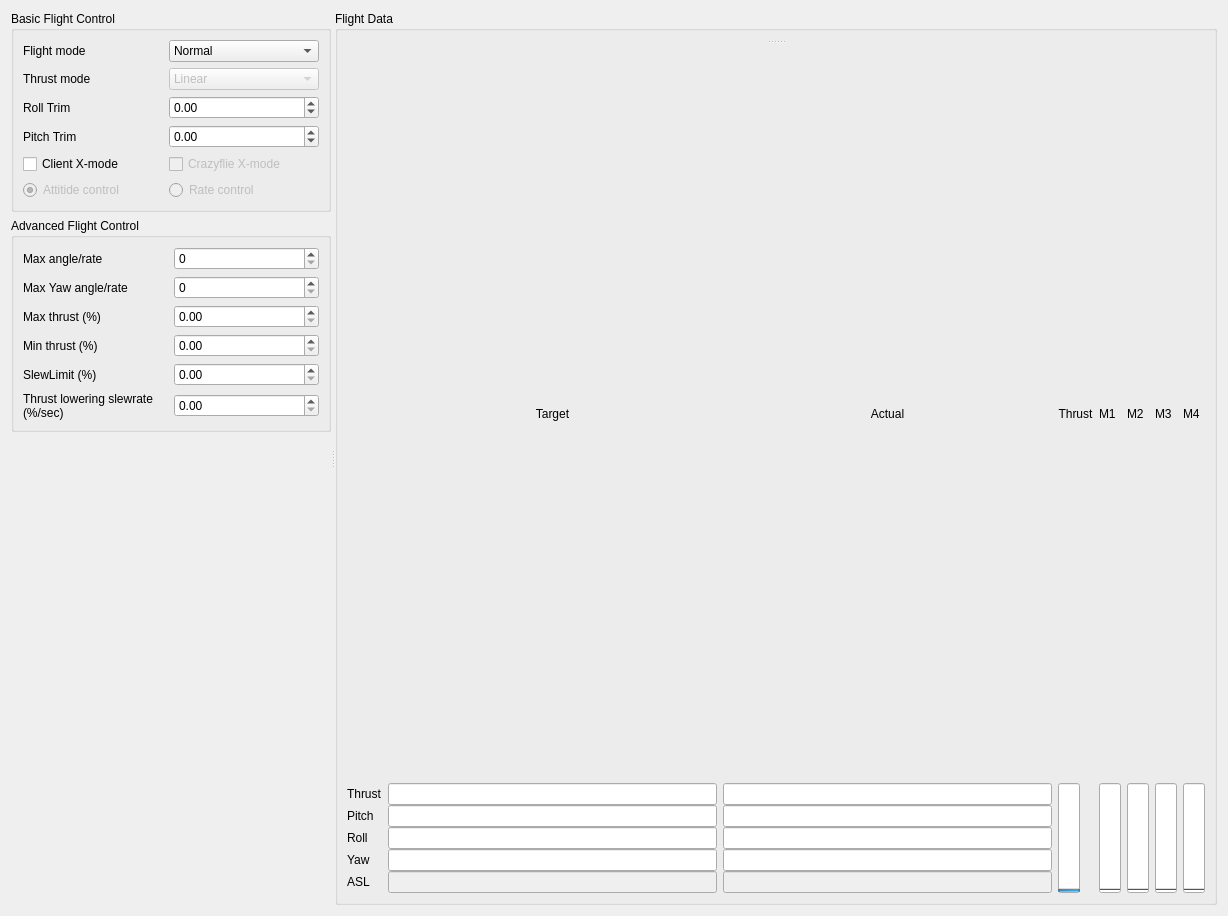
Above: client/lib/cfclient/ui/tabs/flightTab.ui from blandry/crazyflie-tools before the change. Below: the same form after it.
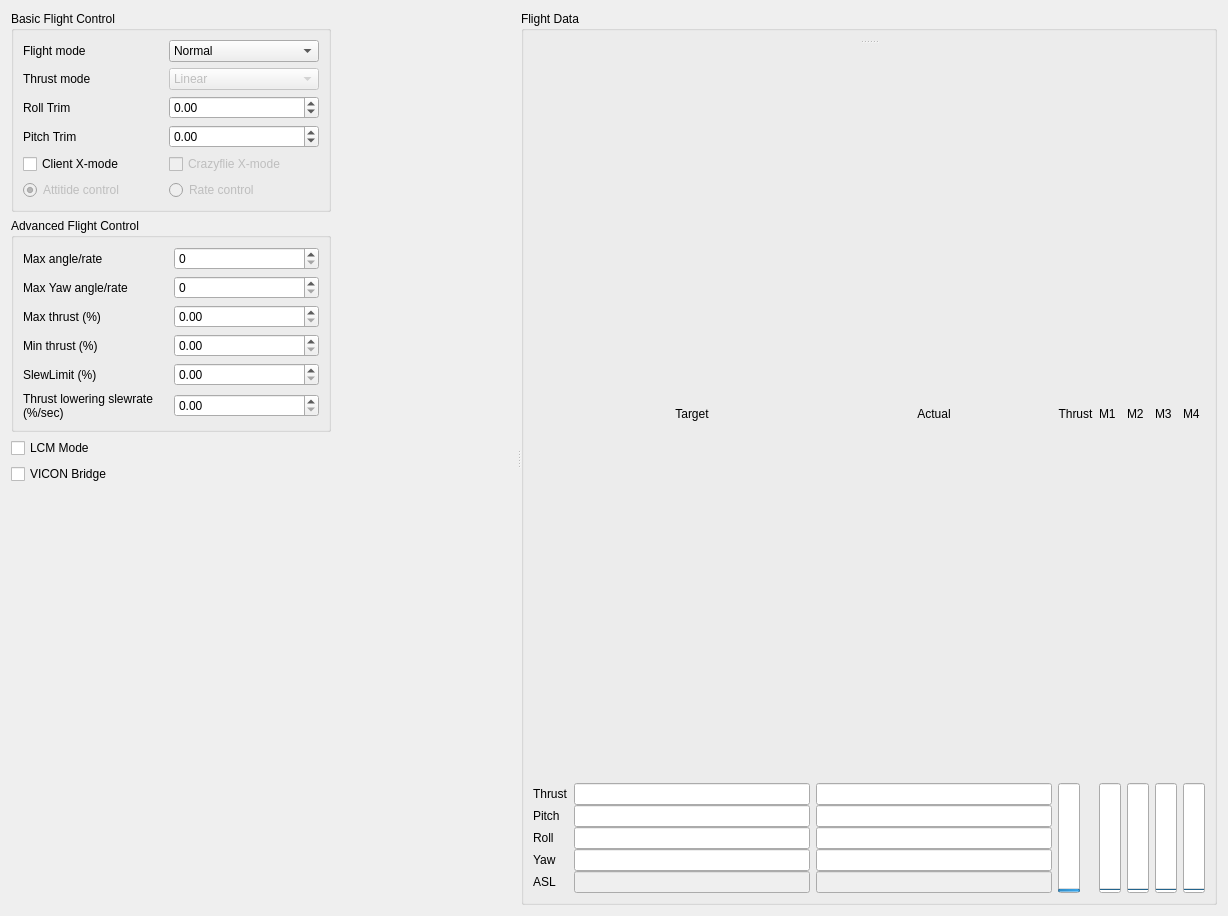
That is the form after the change.

Commit message: hooks to change to lcm mode from client with joystick

The edit to the form file:
```diff
--- a/client/lib/cfclient/ui/tabs/flightTab.ui
+++ b/client/lib/cfclient/ui/tabs/flightTab.ui
@@ -340,6 +340,20 @@
          </layout>
         </widget>
        </item>
+       <item>
+        <widget class="QCheckBox" name="LCMCheckBox">
+         <property name="text">
+          <string>LCM Mode</string>
+         </property>
+        </widget>
+       </item>
+       <item>
+        <widget class="QCheckBox" name="VICONCheckBox">
+         <property name="text">
+          <string>VICON Bridge</string>
+         </property>
+        </widget>
+       </item>
        <item>
         <spacer name="verticalSpacer">
          <property name="orientation">
```
The commit also changes 8 other files.
